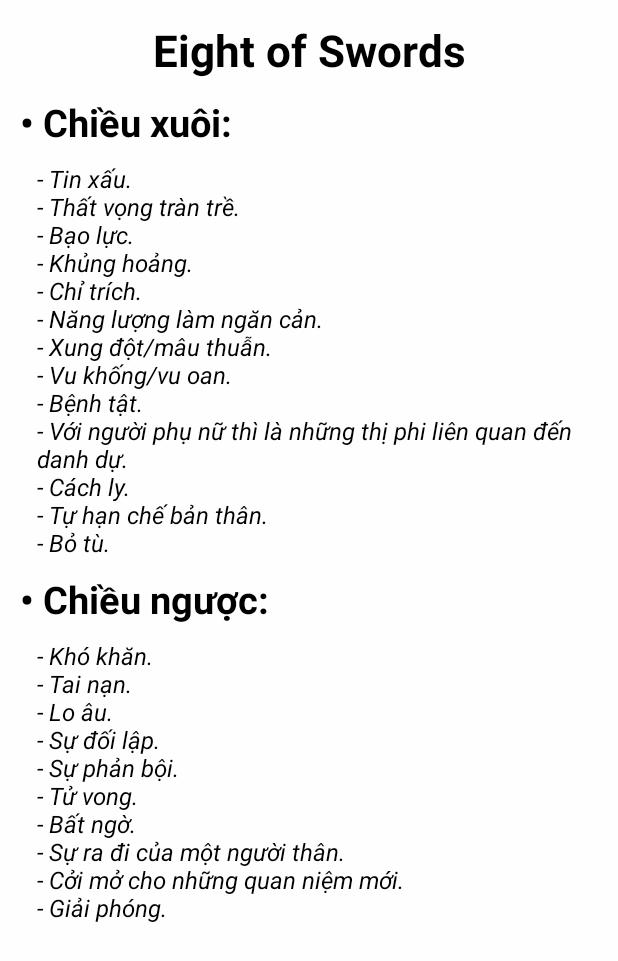
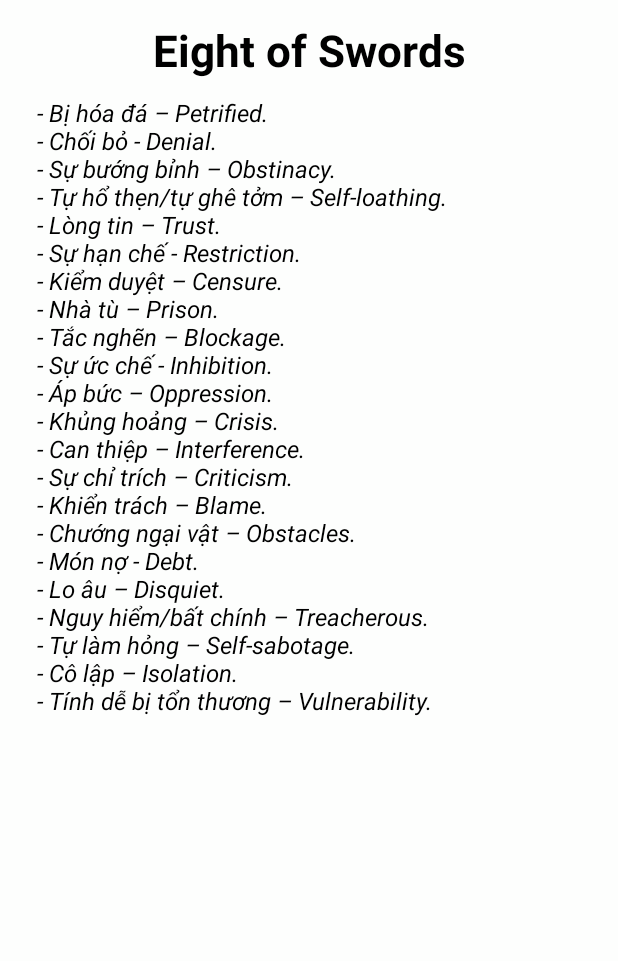
Before and after one commit to kienctn15/TarotKeywords, an Android app: the layout swordseight.xml on its own in the app's theme, with its tools: preview values and no code run, on a phone screen of 412 x 824 dp. Shown: the top 961 px of the screen. Run offline under Robolectric (Android 15) with nearby library versions, the phone set to English and light mode, and no system bars.

Commit message:
up
part 6

```diff
--- a/app/src/main/res/layout/swordseight.xml
+++ b/app/src/main/res/layout/swordseight.xml
@@ -1,60 +1,40 @@
 <?xml version="1.0" encoding="utf-8"?>
-<LinearLayout
-    xmlns:android="http://schemas.android.com/apk/res/android"
+<LinearLayout xmlns:android="http://schemas.android.com/apk/res/android"
+    android:layout_width="match_parent"
     android:layout_height="match_parent"
-    android:layout_width="match_parent"
     android:background="@color/colorAir">
-    <ScrollView android:layout_height="wrap_content"
+
+    <ScrollView xmlns:android="http://schemas.android.com/apk/res/android"
         android:layout_width="match_parent"
-        xmlns:android="http://schemas.android.com/apk/res/android">
+        android:layout_height="wrap_content">
+
         <LinearLayout xmlns:android="http://schemas.android.com/apk/res/android"
-            android:orientation="vertical" android:layout_width="match_parent"
+            android:layout_width="match_parent"
             android:layout_height="match_parent"
             android:background="@color/colorAir"
-            android:padding="13sp"
-            android:gravity="center_horizontal">
+            android:gravity="center_horizontal"
+            android:orientation="vertical"
+            android:padding="13sp">
+
             <TextView
                 android:layout_width="match_parent"
                 android:layout_height="wrap_content"
+                android:paddingBottom="11sp"
                 android:text="Eight of Swords"
                 android:textAlignment="center"
-                android:textStyle="bold"
-                android:paddingBottom="11sp"
                 android:textColor="@color/colorPrimary"
-                android:textSize="29sp"/>
+                android:textSize="29sp"
+                android:textStyle="bold" />
+
             <TextView
-                android:layout_width="match_parent"
-                android:layout_height="wrap_content"
-                android:textColor="@color/colorPrimary"
-                android:text="•	Chiều xuôi: "
-                android:textStyle="bold"
-                android:paddingBottom="9sp"
-                android:textSize="25sp"/>
-            <TextView
-                android:layout_gravity="center_vertical|right"
                 android:layout_width="fill_parent"
                 android:layout_height="wrap_content"
+                android:layout_gravity="center_vertical|right"
+                android:paddingLeft="11sp"
+                android:text="@string/eos"
                 android:textColor="@color/colorPrimary"
-                android:textStyle="italic"
-                android:text="@string/eos1"
-                android:paddingLeft="11sp"
-                android:textSize="16sp"/>
-            <TextView
-                android:layout_width="match_parent"
-                android:layout_height="wrap_content"
-                android:paddingTop="9sp"
-                android:paddingBottom="9sp"
-                android:textColor="@color/colorPrimary"
-                android:text="•	Chiều ngược: "
-                android:textStyle="bold"
-                android:textSize="25sp" />
-            <TextView
-                android:layout_gravity="center_vertical|right"
-                android:layout_width="fill_parent"
-                android:layout_height="wrap_content"
-                android:textStyle="italic"
-                android:textColor="@color/colorPrimary"
-                android:text="@string/eos2"
-                android:paddingLeft="11sp"
-                android:textSize="16sp"/>
-        </LinearLayout></ScrollView></LinearLayout>
+                android:textSize="16sp"
+                android:textStyle="italic" />
+        </LinearLayout>
+    </ScrollView>
+</LinearLayout>
--- a/app/src/main/res/values/strings.xml
+++ b/app/src/main/res/values/strings.xml
@@ -57,8 +57,7 @@
     <string name="sow2">- Sự e sợ.\n- Sợ hãi trước chiến thắng của kẻ thù mạnh mẽ ở phía ngoài kia.\n- Sự bội bạc.\n- Không trung thành.\n- Mở cửa cho kẻ thù.\n- Sự trì hoãn mập mờ.\n- Thực hiện kỳ vọng bị trì hoãn.\n- Ích kỉ.\n- Mất uy tín.\n- Thiếu tự tin.</string>
     <string name="svow1">- Tranh luận.\n- Sự xung đột (theo hình thức đấu khẩu dài dòng, lằng nhằng).\n- Trong đàm phán kinh doanh thì là cuộc chiến trao đổi.\n- Trao đổi hàng hóa.\n- Cạnh tranh.\n- Ngoài là lá của thành công thì trong tranh đấu thì đứng ở vị trí trên cao.\n- Kẻ thù không thể đuổi kịp.\n- Thách thức.\n- Sự kiên trì. </string>
     <string name="svow2">- Lúng túng.\n- Bối rối.\n- Băn khoăn.\n- Cảnh báo chống lại sự không quyết đoán.\n- Đứa trẻ buồn rầu.\n- Từ bỏ.\n- Quá tải.\n- Quá bảo vệ.</string>
-    <string name="eow1">- Hoạt động theo nhiệm vụ được giao.\n- Hướng của hoạt động.\n- Sự mau lẹ.\n- Tin nhắn khẩn.\n- Sự quá vội vàng.\n- Tốc độ theo hướng kết thúc mà hứa hẹn đảm bảo thích hợp.\n- Mũi tên của tình yêu.\n- Thay đổi nhanh chóng.\n- Du lịch hàng không. </string>
-    <string name="eow2">- Mũi tên của sự ghen tị.\n- Tranh cãi nội bộ.\n- Gây nhức nhối lương tâm.\n- Tranh chấp, tranh cãi trong gia đình của những người đã kết hôn.\n- Sự chậm trễ.\n- Thất vọng.\n- Xa cách.</string>
+    <string name="eow">- Sự phát triển – Growth.\n- Tăng cường tinh thần – Morale.\n- Chiến lược – Strategy.\n- Lên và đi – Upwards and onwards.\n- Làm việc nhóm – Teamwork.\n- Tiếp cận – Approach.\n- Hành trình – Journey.\n- Sự quản lý – Management.\n- Hành động nhanh – Swift action/Quick action.\n- Tin tức – News.\n- Tốt độ nhanh – Fast pace.\n- Điên cuồng – Frenzy.\n- Khẩn cấp – Urgency.\n- Tiến độ - Progress.\n- Chuyển động – Motion.\n- Chuyến bay – Flight.\n- Sự chuyển động – Movement.\n- Kết luận – Conclusion.\n- Hành động – Action.\n- Hoạt động – Activity.\n- Nhanh nhẹn – Swiftness.\n- Ổn định – Stabilising.\n- Sự quan sát – Observation.\n- Bất đồng – Discord.\n- Thẩm vấn – Interrogation.\n- Sự nghi ngờ - Misgiving.\n- Lương tâm – Conscience.</string>
     <string name="now">- Ảo tưởng sức mạnh – Paranoia.\n-  Hành vi khéo léo – Shifty behavior.\n-  Tự túc – Self-sufficiency.\n-  Lo ngại – Care.\n-  Phòng thủ mạnh mẽ - Stout defence.\n-  Sức khỏe tốt – Good health.\n-  Sự bướng bỉnh – Obstinacy.\n-  Sự sẵn sang – Preparedness.\n-  Sự bảo vệ - Protection.\n-  Lãnh thổ - Territoriality.\n-  Sự chống cự - Resistance.\n-  Phán quyết cuối cùng - Last stand.\n-  Kiên trì – Perseverance.\n-  Phòng thủ - Defensiveness.\n-  Sức chịu đựng – Stamina.\n-  Sức mạnh -  Strength.\n-  Mối đe dọa – Thread.\n-  Tai nạn – Mishap.\n-  Trật tự - Order.\n-  Kỷ luật – Discipline.\n-  Sắp xếp – Disposition.\n-  Không vừa lòng – Displeasure.\n-  Sự giáo huấn – Teaching.\n-   Khuyên răn – Preaching.</string>
     <string name="tnow">- Chiếm hữu - Possession.\n- Nghiêm trang/tiền đặt cọc - Earnest.\n- Xác định - Determined.\n- Khối lượng công việc - Work load.\n- Hoàn toàn thất bại - Complete failure.\n- Làm việc liên quan đến stress - Work inter-related stress.\n- Trách nhiệm - Respondsibilities.\n- Áp lực - Pressure.\n- Quá mở rộng - Over-extension.\n- Nhu cầu - Demand.\n- Gánh nặng - Burden.\n- Quá tải - Overload.\n- Đấu tranh - Struggle.\n- Sự giới hạn - Limitations.\n- Áp bức - Oppression.\n- Tàn ác - Cruelty.\n- Ác mộng - Malice.\n- Trả thù - Revenge.\n- Bất công - Injustice.\n- Mưu đồ/khuê gợi/vụng trộm - Intrigues.\n- Hai lòng/lừa đảo - Duplicity</string>
     <string name="pow">- Phân tích - Analytical.\n- Tập trung - Focus.\n- Sự tỉnh ngộ - Rousing.\n- Ước muốn - Coveting.\n- Sự đổi mới - Innovation.\n- Lối vào/đi vào - Entrance.\n- Đột ngột tức giận - Sudden in Anger.\n- Người mang tin tức tốt - Bearer of tidings.\n- Sáng sủa - Brilliance.\n- Phản ứng - Reactive.\n- Lòng can đảm - Courage.\n- Hướng ngoại - Extroversion.\n- Liều - Daring.\n- Nghị lực - Vigour.\n- Sự hưng phấn - Arousal.\n- Sụ hăng hái - Eagerness.\n- Người đưa tin - Messenger.\n- Đánh thức niềm đam mê - Awakening of passion.\n- Sự thỏa mãn - Satisfaction.\n- Sự tự tin - Confidence.\n- Tin tốt - Good news.\n- Nóng nảy - Burning.\n- Những thông báo - Announcements.\n- Cảm hứng - Inspiration.\n- Sáng tạo - Creative.</string>
@@ -82,8 +81,7 @@
     <string name="sos2">- Sự thú tội.\n- Tuyên bố.\n- Sự công khai/quảng cáo/rao hàng.\n- Ngoài ra nó còn nói về sự hứa hôn.\n- Những vấn đề không thuận lợi của vụ kiện.\n- Không thể di chuyển.</string>
     <string name="svos1">- Thiết kế.\n- Ước nguyện.\n- Hi vọng.\n- Tự tin.\n- Nỗ lực.\n- Tranh cãi.\n- Một kế hoạch thất bại.\n- Sự ồn ào.\n- Một thẻ bài tốt, hưa hẹn một cuộc sống yên bình sau khi sự sung túc được đảm bảo.\n- Sự phản bội.\n- Lừa dối.\n- Trở nên rời xa thứ gì đó.\n- Lén lút.</string>
     <string name="svos2">- Lời khuyên tốt.\n- Tư vấn.\n- Chỉ dẫn.\n- Lảm nhảm.\n- Phỉ báng.\n- Môt lời khuyên tốt, xao lãng.\n- Thách thức tâm lý.\n- Đột phá tự do.</string>
-    <string name="eos1">- Tin xấu.\n- Thất vọng tràn trề.\n- Bạo lực.\n- Khủng hoảng.\n- Chỉ trích.\n- Năng lượng làm ngăn cản.\n- Xung đột/mâu thuẫn.\n- Vu khống/vu oan.\n- Bệnh tật.\n- Với người phụ nữ thì là những thị phi liên quan đến danh dự.\n- Cách ly.\n- Tự hạn chế bản thân.\n- Bỏ tù.</string>
-    <string name="eos2">- Khó khăn.\n- Tai nạn.\n- Lo âu.\n- Sự đối lập.\n- Sự phản bội.\n- Tử vong.\n- Bất ngờ.\n- Sự ra đi của một người thân.\n- Cởi mở cho những quan niệm mới.\n- Giải phóng.</string>
+    <string name="eos">- Bị hóa đá – Petrified.\n- Chối bỏ - Denial.\n- Sự bướng bỉnh – Obstinacy.\n- Tự hổ thẹn/tự ghê tởm – Self-loathing.\n- Lòng tin – Trust.\n- Sự hạn chế - Restriction.\n- Kiểm duyệt – Censure.\n- Nhà tù – Prison.\n- Tắc nghẽn – Blockage.\n- Sự ức chế - Inhibition.\n- Áp bức – Oppression.\n- Khủng hoảng – Crisis.\n- Can thiệp – Interference.\n- Sự chỉ trích – Criticism.\n- Khiển trách – Blame.\n- Chướng ngại vật – Obstacles.\n- Món nợ - Debt.\n- Lo âu – Disquiet.\n- Nguy hiểm/bất chính – Treacherous.\n- Tự làm hỏng – Self-sabotage.\n- Cô lập – Isolation.\n- Tính dễ bị tổn thương – Vulnerability.</string>
     <string name="nos">- Chủ nghĩa bi quan - Pessimism.\n- Đau khổ - Suffering.\n- Phiền muộn - Desolation.\n- Nghi Ngờ - Doubt.\n- Mất mát - Loss.\n- Tình trạng khổ sỏ - Misery.\n- Lo lắng - Worry.\n- Tuyệt vọng - Despair.\n- Đau đớn - Anguish.\n- Suy sụp - Depression.\n- Lo ngại - Anxiety.\n- Độc ác - Cruelty.\n- Bất tỉnh - Unconsciousness.\n- Sự khổ tâm - Tribulation.\n- Hy sinh bản thân (tự làm khổ mình) - Martyr.\n- Đau đớn - Pain.\n- Lương tâm - Conscience.\n- Xấu hổ - Shame.\n- Thất bại - Failure.\n- Ngờ vức - Suspicion.\n- Trạng thái già yếu - Senility.\n- Quá tải - Overwhelmed.</string>
     <string name="tnos">- Bắt kịp - Caught up.\n- Bị mắc kẹt - Stuck.\n- Không thể tránh khỏi - Inevitability.\n- Mắc cạn - Grounding.\n- Phiền muộn/Kiệt sức - Distress.\n- Hủy hoại - Ruin.\n- Đánh bại - Defeat.\n- Đau đớn - Pain.\n- Những giọt nước mắt/Xé rách - Tears.\n- Thất bại - Failure.\n- Tụt cảm xúc - Emotionally cut off.\n- Tàn phá - Devastation.\n- Phiền muộn/Đau khổ/Sự tàn phá - Desolation.\n- Ảo tưởng - Delusion.\n- Lý do ly dị từ thực tế - Reason divorced from reality.\n- Lòng ghen tị - Jealousy.\n- Tai họa - Affliction.\n- Nghiệp chướng - Karmic justice.\n- Quả báo - Karmic results.\n- Đau buồn - Grief.\n- Buồn rầu - Sorrow.\n- Điên cuồng - Madness.\n- Rối loạn tâm lý - Catatonia.\n- Sự khổ nhụ - Martyrdom.\n- Giác ngộ - Enlightenment.</string>
     <string name="pos">- Sự cân bằng - Poise.\n- Sự tập trung - Concentration.\n- Cảnh báo/đề phòng - Alert.\n- Sự vâng lời - Obedience.\n- Kiều diễm/vinh dự - Grace.\n- Khéo léo - Dexterity.\n- Ngoại giao - Diplomacy.\n- Do thám - Spying.\n- Dòm ngó/Quan sát/Phê bình - Observation.\n- Logic.\n- Phê bình mang tính xây dựng - Constructive criticism.\n- Sự cẩn thận - Circumspection.\n- Cuộc điều tra/nghiên cứu - Investigation.\n- Thận trọng - Vigilant.\n- Sự khôn ngoan - Wisdom.\n- Tính chắc chắn/sức mạnh - Strength.\n- Mưu mẹo - Guile.\n- Sự phòng vệ và tính nhanh nhẹn - Defensiveness and Agility.\n- Trí tuệ - Intellect.\n- Chiến thắng/Khải hoàn mà không cần vũ lực - Triumph without violence.\n- Sự đoán trước - Awareness.\n- Sáng ngời - Sparring.\n- Lừa dối - Deceit.\n- Đối thủ/cạnh tranh - Rival.\n- Thẩm quyền - Authority.\n- Nghiệp dư - Dilettante (tiếng Ý).\n- Bất ngờ - Surprises.\n- Kiểm tra - Examination.c</string>
@@ -107,8 +105,7 @@
     <string name="sop2">- Ham muốn.\n- Tham lam.\n- Đố kỵ.\n- Ghen ghét.\n- Ảo tưởng.\n- Một sự kiểm tra về tham vọng của Querent.\n- Món nợ.\n- Ích kỷ.\n- Một chiều từ thiện</string>
     <string name="svop1">Lá bài của sự mâu thuẫn:.\n- Biểu diễn tiền bạc, kinh doanh, trao đổi hàng hóa.\nnhưng lại nói về:\n- Sự cãi vã, ẩu đả.\n- Một sự khờ dại/ngây thơ, chất phác, sự thanh trừng.\n- Cải thiện vị trí cho người chồng tương lại của một quý cô.\n- Tầm nhìn.\n- Kiên trì.\n- Lợi nhuận.\n- Phần thưởng.\n- Đầu tư</string>
     <string name="svop2">- Nguyên nhân của sự lo lắng về tiền bạc, có thể là từ sự cho vay.\n- Thiếu kiên nhẫn.\n- Lo âu.\n- Nghi ngờ.\n- Thiếu tầm nhìn dài hạn.\n- Thành công hạn chế, khen thưởng</string>
-    <string name="eop1">- Làm việc.\n- Sự ủy thác, tiền hoa hồng.\n- Nghề thủ công.\n- Kỹ năng trong thủ công và kinh doanh.\n- Có thể trong giai đoạn chuẩn bị.\n- Một người trẻ trong công việc có liên hệ với Querent.\n- Một cô gái hay buồn và nhút nhát.\n- Sự học việc.\n- Giáo dục.\n- Phẩm chất.\n- Hôn ước</string>
-    <string name="eop2">- Dã tâm vô dụng/dã tâm vị hủy bỏ.\n- Hư không/trống rỗng.\n- Tham lam.\n- Đòi hỏi quá đáng.\n- Cho vay nặng lãi.\n- Có kỹ năng.\n- Đầu óc khéo léo chuyển thành xảo quyệt và mưu mô.\n- Querent sẽ gặp vấn để bất lợi khi cho vay tiền.\n- Cầu toàn.\n- Thiếu tham vọng hoặc tập trung</string>
+    <string name="eop">- Năng suất – Productivity.\n- Đạo đức việc làm – Work ethic.\n- Độ chính xác – Precision.\n- Phối hợp – Coordination.\n-  “Tự tin” – Self-confident.\n- Học kinh doanh – Learn a trade.\n- Kỹ năng – Skill.\n- Công việc thủ công – Handiwork.\n- Lợi nhỏ - Small gain.\n- Năng lực – Talent.\n- Nghề thủ công – Craftsmanship.\n- Tỉ mỉ - Meticulousness.\n- Thận trọng – Thận trọng.\n- Sự khéo léo – Artfulness.\n- Tiết kiệm – Economy.\n- Khiêm tốn – Modesty.\n- Devotion – Tận tụy.\n- Công việc – Work.\n- Nhiệm vụ/hoa hồng – Commission.\n- Khả năng – Proficiency.\n- Siêng năng – Diligence.\n- Kỉ luật – Discipline.\n- Hiểu biết – Knowledge.</string>
     <string name="nop">- An ninh - Security.\n- Gánh nặng (bị ràng buộc) bởi Sụ an toàn - Weighed down (bound) by security.\n- Bị cầm tù - Captive.\n- Ưa chuộng - Favoured.\n- May mắn - Blessed.\n- Cầm đồ - Held to ransom.\n- Con tin - Hostage.\n- Sự ích kỉ - Selfishness.\n- Thận trọng - Caution.\n- Thích đơn độc - Solitary Enjoyment.\n- Thoải mái - Comfort.\n- Sự đạt được - Attainment.\n- Thành công - Success.\n- Thành quả - Fruition.\n- Sự hoàn thành - Completion.\n- Sự an toàn - Safety.\n- Thành tựu - Accomplishment.\n- Bất lực - Impotence.\n- Thận trọng -Prudence.\n- Sự nghỉ huu - Retirement.\n- Không phụ thuộc - Independence.</string>
     <string name="tnop">- Sụ siêng năng - Industry.\n- Sự gắn kết - Cohesion.\n- Mở mang/đã phát triển - Developed.\n- Rắn chắc - Solid.\n- Bảo vệ - Security.\n- Lá bài của sự khám phá bản thân đã được giải quyết - The card of the finding yourself settled.\n- May mắn - Windfall.\n- Lời - Gaining.\n- Chia phần lời - Good dividend.\n- Lợi nhuận tốt - Good returns.\n- Sự ổn định - Stability.\n- Uy tín - Prestige.\n- Bất động sản - Property.\n- Truyền thống - Tradition.\n- Huyết thống/dòng dõi - Lineage.\n- Vun đắp - Earthing.\n- Di sản - Inheritance.\n- Sung túc - Wealth.\n- Giàu có - Riches.\n- Sự thành công - Success.\n- Thỏa thuận - Agreement.\n- Sự chỉ định - Assignations.\n- Sắp xếp - Arrangements.\n- Chỗ ở - Inhabitation.\n- Tiết kiệm - Economy.\n- Tiếp thị - Marketing.\n- Trao đổi - Exchange.\n- Sở hữu - Possessions.\n- Gặt hái - Reaping.\n- Thu lợi - Gain.\n- Tổ chức - Organisation.\n- Gia đình - Family.\n- Cộng đồng - Community.</string>
     <string name="pop">- Sự đầu cơ/suy đoán - Speculation.\n- Bắt đầu làm việc - Starting work.\n- Kiên trì - Perseverance.\n- Gieo hạt - Planting seeds.\n- Chậm - Slow.\n- Vững chắc - Steady.\n- Nghĩa vụ - Duty.\n- Chủ nghĩa hiện thực - Realism.\n- Phương thức - Method.\n- Lãi/quan tâm - Interest.\n- Siêng năng - Diligent.\n- Cẩn thận - Careful.\n- Chuyên tâm/sự chú ý - Attention.\n- Cảm giác/ý thức - Sense.\n- Sinh viên - Student.\n- Sự thông thái/học bổng - Scholarship.\n- Sự phản chiếu/sự khiển trách - Reflection.\n- Mục đích thực tế - Realistic aims.\n- Tập trung - Focus.</string>
@@ -132,8 +129,7 @@
     <string name="soc2">- Tương lai, sự đổi mới, những điều sẽ xảy ra.\n- Sự thừa kế đến nhanh chóng.\n- Mắc kẹt trong quá khứ.\n- Sự ngây thơ.\n- Không thực tế</string>
     <string name="svoc1">- Ân huệ nhận được 1 cách khó tin.\n- Hình ảnh của sự phản chiếu.\n- Tình cảm/ý kiến.\n- Sự tưởng tượng.\n- Những thành tựu đạt được ở các mức độ này/học vị này, nhưng không lâu dài hoặc đáng kể như những gì mong muốn/đề nghị.\n- Đứa trẻ vô tư.\n- Ý tưởng.\n- Thiết kế.\n- Quyết tâm.\n- Sự vận động/sự xúc động.\n- Ảo tưởng.\n- Mơ tưởng.\n- Lựa chọn.\n- Trí tưởng tượng</string>
     <string name="svoc2">- Ham muốn.\n- Ý chí.\n- Sự quyết tâm/xác định.\n- Dự án/dự định.\n- Thành công - nếu đi cùng lá 3 of Cups.\n- Sự cám dỗ.\n- Ảo tưởng.\n- Chiến thuật nghi binh</string>
-    <string name="eoc1">- Bạn có thể thấy ý nghĩa khi nhìn vào lá bài.\nTuy nhiên nó còn có nghĩa trái ngược hoàn toàn:\n + cho niềm vui.\n + sự ngọt ngào.\n + tính rụt rè.\n + danh dự.\n + sự khiêm tốn.\n- Sự suy giảm của một vấn đề hoặc vấn đề đó – được coi là quan trọng - thực có kết quả nhẹ hoặc tốt hoặc xấu.\n- Hôn nhân với một người phụ nữ vô tư/dịu dàng/đẹp.\n- Thoát ly.\n- Thất vọng.\n- Bị bỏ rơi.\n- Rút lui</string>
-    <string name="eoc2">- Niềm vui lớn.\n- Sự vui vẻ.\n- Được ăn uống no nê.\n- Sự hài lòng hoàn hảo.\n- Tuyệt vọng.\n- Trôi vô định (lạc trôi).\n- Đi bộ đi</string>
+    <string name="eoc">- Khát tình – Emotional thirst.\n- Rèn – Forging on.\n- Nhiệm vụ - Quest.\n- Để ý/chú ý – Attending.\n- Sự từ chối – Rejection.\n- Bỏ rơi – Abandonment.\n- Sự thất vọng – Disappointment.\n- Đau khổ - Misery.\n- Mong muốn bỏ lại vật chất để lên cao hơn – Desire to leave for higher.\n- Rút lại – Withdraw.\n- Nhìn vào trong – Looking inward.\n- Rời khỏi nhà – Leaving home.\n- Tìm kiếm ý nghĩa của người đàn ông (?) – Man’s search for meaning.\n- Đổi hướng – Changing direction.\n- Di chuyển – Moving on.\n- Sự mệt mỏi – Weariness.\n- Ý nghĩa sâu xa – Deeper meaning.\n- Thu hẹp – Downsizing.\n- Sự buồn bực – Ennui.\n-  Sự nhút nhát – Shyness.\n- Sự rụt rè – Timidity.\n- Danh dự/tôn kính – Honour.\n- Khiêm tốn – Modesty.\n- Chán nản – Despondency.</string>
     <string name="noc">- Tự mãn (Tốt) – Self-satisfaction.\n-  Tự mãn – Complacency/Smugness.\n-  Hoàn thành – Fulfillment.\n-  Cảm giác hài lòng – Sensual pleasure.\n-  Đạt được những gì mong muốn – Get your wish.\n-  Hạnh phúc – Well-being/Happiness.\n-  Sự mãn nguyên – Contentment.\n-  Thoải mái – Comfort.\n-  Hoàn thành mong muốn – Wish fulfillment.\n-  Cảm giác – Sensuality.\n-  Thỏa mãn – Satisfaction.\n-  Thành công vật chất – Material success.\n-  Ổn định – Stability.\n-  Thành công mĩ mãn – Complete success.\n-  Lòng trung thành – Loyalty.</string>
     <string name="tnoc">- Sự vui vẻ - Glee.\n- Tự cao - Pride.\n- Sự cởi mở - Openness.\n- Sự hoan nghi/chào mừng - Welcome.\n- Sự ngây ngất - Ecstasy.\n- Gia đình hạnh phúc - Happy Family.\n- Hạnh phúc lâu dài - Lasting happiness.\n- "Cảm hững từ trên cao" - Inspiration from above.\n- Vui sướng - Joy.\n- Sụ yên bình - Tranquility.\n- Hạnh phúc - Bliss.\n- Mối quan hệ - Rapport.\n- Thống nhất - Unity.\n- Hạnh phúc trong tinh thần - Spiritual Happiness.\n- Sự trở về - Homecoming.\n- Yên bình - Peace.\n- Hòa hợp/giai điệu - Harmony.\n- Nơi trú ẩn an toàn - Safe haven.\n- Sự hài lòng - Contentment.\n- Sự hăng hái/sự thỏa mãn - Satiety.\n- Tình bạn - Friendship</string>
     <string name="poc">-  Vui vẻ/Hoạt bát - Jaunty.\n- Mê hoặc/Thôi miên(Nghĩa đen) - Mesmerizing.\n- Lắng nghe tích cực (Tư vấn) - Active Listening(Counselling).\n- Sự tinh tế/Sự gian trá - Sophistication.\n- Dịu dàng/lời nói đường mật - Gentleness.\n- Tử tế - Kindness.\n- Sự ra đời của một đứa trẻ - New birth of a child.\n- Sự ra đời của một ý tưởng - Birth of an Idea.\n- Trực giác - Intuition.\n- Cảm hứng - Inspiration.\n- Sự hướng nội - Introversion.\n- Nghệ thuật - Artistry.\n- Nhạy cảm - Sensitivity.\n- Sự gần gũi - Intimacy.\n- Tình cảm - Sentiment.\n- Sự tò mò - Curiosity.\n- Biếng nhác - Indolence.\n- Sự tự tin - Confidence.\n- Sự thận trong - Discretion.\n- Chính trực - Integrity.\n- Tin tốt - Good news.\n- Thông điệp - Messages.\n- Mùi vị - Taste.\n- Sự ứng dụng/Sự ghép/Lời yêu cầu - Application.\n- Sự chỉ trích/Sự phản chiếu/Sự suy nghĩ - Reflection.</string>
```
Also changed, not shown: app/src/main/res/layout/cupseight.xml (+23 -43 lines), app/src/main/res/layout/peneight.xml (+24 -46 lines), app/src/main/res/layout/w8.xml (+23 -44 lines).
